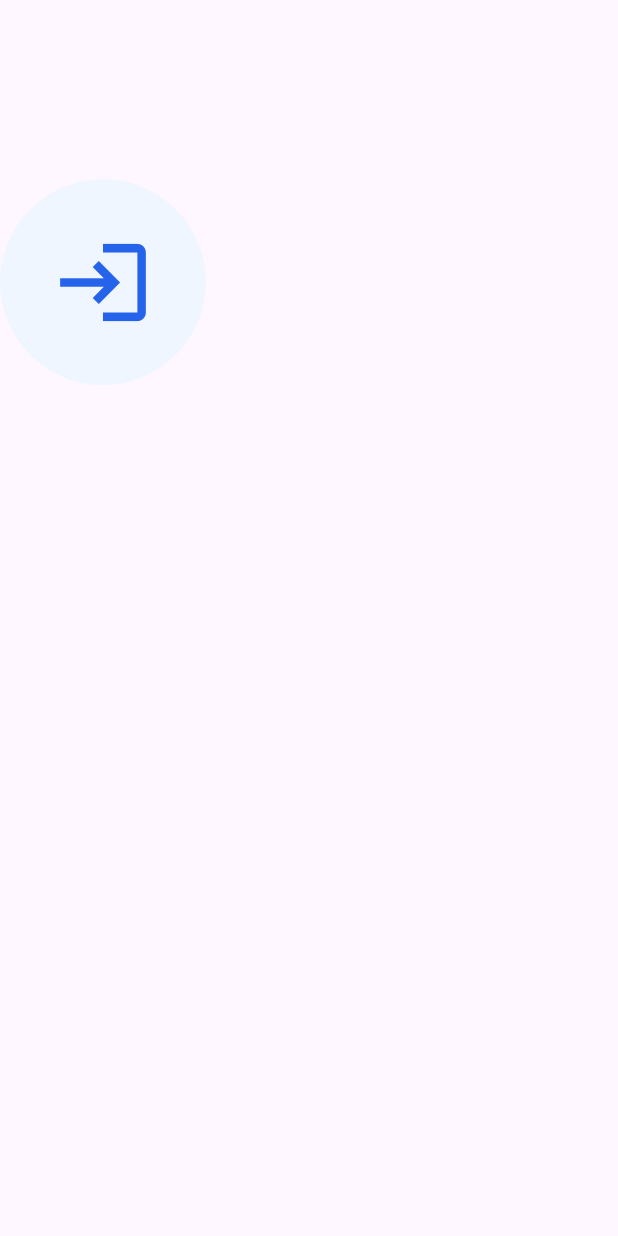
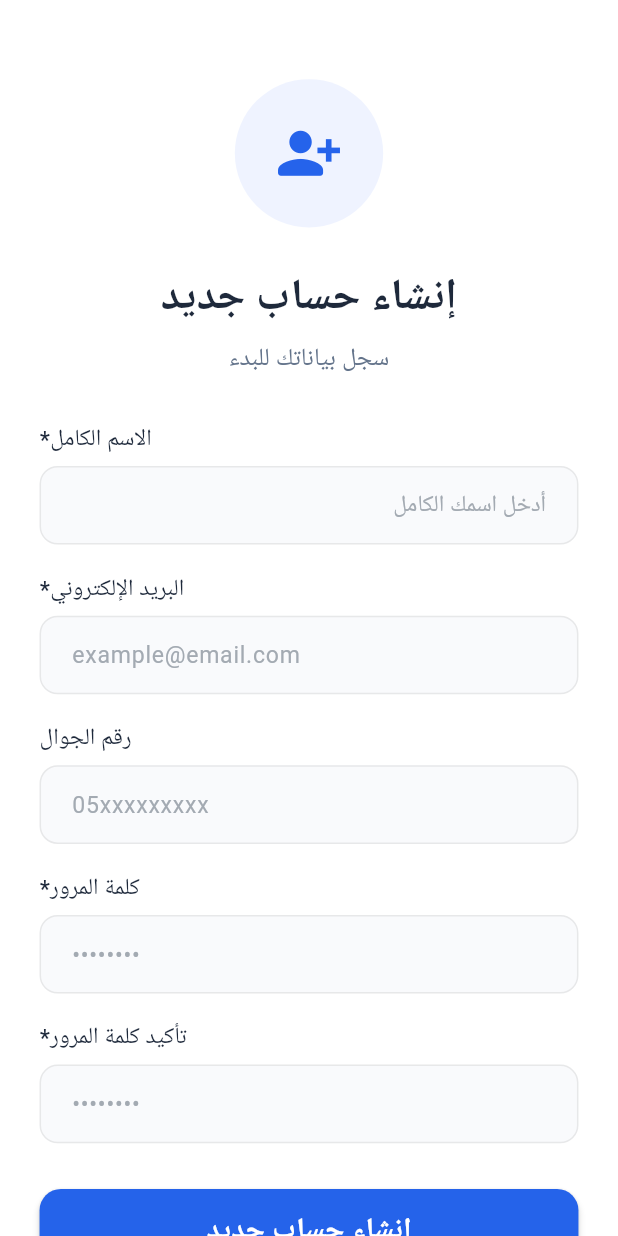
Before and after one commit to gerges46/smart_wash, a Flutter app: the screen it shows after launch, on a phone screen of 412 x 824 dp. Run offline on Flutter 3.47's test engine with Material 3 defaults, Android fonts, the phone set to English and light mode, and no system bars; our stand-ins replace dio, flutter_screenutil.

Commit message:
made register screen ui

```diff
--- a/lib/core/constants/app_color.dart
+++ b/lib/core/constants/app_color.dart
@@ -1,8 +1,19 @@
 import 'dart:ui';
+
+import 'package:flutter/material.dart';
 
 class AppColor {
   static const circleAvatarIconColor = Color(0xffEFF6FF);
-  static const loginButtonColor=Color(0xff2563EA);
-  static const fillFiledColor=Color(0xffF9FAFC);
-  static const hintTextColor=Color(0xffA3AAB2);
+  static const loginButtonColor = Color(0xff2563EA);
+  static const fillFiledColor = Color(0xffF9FAFC);
+  static const hintTextColor = Color(0xffA3AAB2);
+
+  static const Color primaryColor = Color(0xFF2563EB);
+  static const Color backgroundColor = Colors.white;
+  static const Color inputFillColor = Color(0xFFF9FAFB);
+  static const Color textPrimary = Color(0xFF1E293B);
+  static const Color textSecondary = Color(0xFF64748B);
+  static const Color iconBackground = Color(0xFFEFF3FF);
+
+  static final BorderRadius borderRadius = BorderRadius.circular(12);
 }
--- a/lib/core/constants/app_strings.dart
+++ b/lib/core/constants/app_strings.dart
@@ -1,3 +1,20 @@
 class AppStrings {
   static const String noRouteFound = "No Route Found";
+  // Titles
+  static const String registerTitle = "إنشاء حساب جديد";
+  static const String registerSubtitle = "سجل بياناتك للبدء";
+  static const String fullName = "*الاسم الكامل";
+  static const String email = "*البريد الإلكتروني";
+  static const String phone = "رقم الجوال";
+  static const String password = "*كلمة المرور";
+  static const String confirmPassword = "*تأكيد كلمة المرور ";
+  static const String registerButton = "إنشاء حساب";
+  static const String haveAccount = "لديك حساب بالفعل؟ ";
+  static const String loginNow = "سجل دخولك";
+
+  // Hints
+  static const String nameHint = "أدخل اسمك الكامل";
+  static const String emailHint = "example@email.com";
+  static const String phoneHint = "05xxxxxxxxx";
+  static const String passwordHint = "••••••••";
 }
--- a/lib/core/constants/value_manager.dart
+++ b/lib/core/constants/value_manager.dart
@@ -28,6 +28,7 @@ class AppPadding {
   static const double p24 = 24.0;
   static const double p26 = 26.0;
   static const double p28 = 28.0;
+  static const double p32 = 32.0;
 }
 
 class AppSize {
@@ -46,6 +47,7 @@ class AppSize {
   static const double s20 = 20.0;
   static const double s22 = 22.0;
   static const double s24 = 24.0;
+  static const double s25 = 25.0;
   static const double s26 = 26.0;
   static const double s30 = 30.0;
   static const double s32 = 32.0;
@@ -53,6 +55,7 @@ class AppSize {
   static const double s40 = 40.0;
   static const double s43 = 43.0;
   static const double s44 = 44.0;
+  static const double s45 = 45.0;
   static const double s46 = 46.0;
   static const double s50 = 50.0;
   static const double s55 = 55.0;
@@ -62,6 +65,7 @@ class AppSize {
   static const double s70 = 70.0;
   static const double s80 = 80.0;
   static const double s86 = 86.0;
+  static const double s90 = 90.0;
   static const double s100 = 100.0;
   static const double s110 = 110.0;
   static const double s120 = 120.0;
--- a/lib/core/routes/app_router.dart
+++ b/lib/core/routes/app_router.dart
@@ -1,25 +1,26 @@
-
 import 'package:flutter/material.dart';
 import 'package:smart_clean/core/constants/app_strings.dart';
 import 'package:smart_clean/features/auth/views/login_view.dart';
+import 'package:smart_clean/features/auth/views/register_view.dart';
 
 class Routes {
   static const String splashRoute = "/";
   static const String loginRoute = "/login";
-
+  static const String registerRoute = "/register";
 }
 
 class RouteGenerator {
   static Route<dynamic> getRoute(RouteSettings settings) {
     switch (settings.name) {
-        // case Routes.splashRoute:
-        //   return MaterialPageRoute(builder: (_) => const SplashView());
+      // case Routes.splashRoute:
+      //   return MaterialPageRoute(builder: (_) => const SplashView());
 
       case Routes.loginRoute:
         return MaterialPageRoute(builder: (_) => const LoginView());
+      case Routes.registerRoute:
+        return MaterialPageRoute(builder: (_) => const RegisterView());
 
       default:
-
         return unDefinedRoute();
     }
   }
--- a/lib/core/theme/app_theme.dart
+++ /dev/null
@@ -1,3 +0,0 @@
-class AppTheme{
-
-}
--- /dev/null
+++ b/lib/features/auth/views/register_view.dart
@@ -0,0 +1,108 @@
+import 'package:flutter/material.dart';
+import 'package:flutter_screenutil/flutter_screenutil.dart';
+import 'package:smart_clean/core/constants/app_color.dart';
+import 'package:smart_clean/core/constants/app_strings.dart';
+import 'package:smart_clean/core/constants/value_manager.dart';
+import 'package:smart_clean/core/routes/app_router.dart';
+import 'package:smart_clean/features/auth/views/widgets/register/register_button.dart';
+import 'package:smart_clean/features/auth/views/widgets/register/register_header.dart';
+import 'package:smart_clean/features/auth/views/widgets/register/register_text_field.dart';
+
+class RegisterView extends StatelessWidget {
+  const RegisterView({super.key});
+
+  @override
+  Widget build(BuildContext context) {
+    return Scaffold(
+      backgroundColor: AppColor.backgroundColor,
+      body: SafeArea(
+        child: SingleChildScrollView(
+          padding: EdgeInsets.symmetric(
+            horizontal: AppPadding.p24.w,
+            vertical: AppPadding.p32.h,
+          ),
+          child: Column(
+            crossAxisAlignment: CrossAxisAlignment.center,
+            children: [
+              const RegisterHeader(),
+
+              SizedBox(height: AppSize.s30.h),
+
+              // 🧾 الحقول
+              const RegisterTextField(
+                label: AppStrings.fullName,
+                hint: AppStrings.nameHint,
+                keyboard: TextInputType.name,
+                isNameField: true,
+              ),
+              SizedBox(height: AppSize.s18.h),
+
+              const RegisterTextField(
+                label: AppStrings.email,
+                hint: AppStrings.emailHint,
+                keyboard: TextInputType.emailAddress,
+              ),
+              SizedBox(height: AppSize.s18.h),
+
+              const RegisterTextField(
+                label: AppStrings.phone,
+                hint: AppStrings.phoneHint,
+                keyboard: TextInputType.phone,
+              ),
+              SizedBox(height: AppSize.s18.h),
+
+              const RegisterTextField(
+                label: AppStrings.password,
+                hint: AppStrings.passwordHint,
+                obscure: true,
+              ),
+              SizedBox(height: AppSize.s18.h),
+
+              const RegisterTextField(
+                label: AppStrings.confirmPassword,
+                hint: AppStrings.passwordHint,
+                obscure: true,
+              ),
+
+              SizedBox(height: AppSize.s30.h),
+
+              const RegisterButton(),
+
+              SizedBox(height: AppSize.s25.h),
+
+              // 🔵 سجل دخولك
+              Row(
+                mainAxisAlignment: MainAxisAlignment.center,
+                children: [
+                  Text(
+                    AppStrings.haveAccount,
+                    style: TextStyle(
+                      fontSize: 14.sp,
+                      color: AppColor.textSecondary,
+                    ),
+                  ),
+                  GestureDetector(
+                    onTap: () {
+                      Navigator.pushReplacementNamed(
+                        context,
+                        Routes.loginRoute,
+                      );
+                    },
+                    child: Text(
+                      AppStrings.loginNow,
+                      style: TextStyle(
+                        fontSize: 14.sp,
+                        color: AppColor.primaryColor,
+                        fontWeight: FontWeight.bold,
+                      ),
+                    ),
+                  ),
+                ],
+              ),
+            ],
+          ),
+        ),
+      ),
+    );
+  }
+}
--- /dev/null
+++ b/lib/features/auth/views/widgets/register/register_button.dart
@@ -0,0 +1,37 @@
+import 'package:flutter/material.dart';
+import 'package:flutter_screenutil/flutter_screenutil.dart';
+import 'package:smart_clean/core/constants/app_color.dart';
+import 'package:smart_clean/core/constants/app_strings.dart';
+import 'package:smart_clean/core/constants/value_manager.dart';
+
+class RegisterButton extends StatelessWidget {
+  const RegisterButton({super.key});
+
+  @override
+  Widget build(BuildContext context) {
+    return SizedBox(
+      width: double.infinity,
+      height: AppSize.s55.h,
+      child: ElevatedButton(
+        style: ElevatedButton.styleFrom(
+          backgroundColor: AppColor.loginButtonColor,
+          shape: RoundedRectangleBorder(
+            borderRadius: BorderRadius.circular(AppSize.s14.r),
+          ),
+          elevation: 2,
+        ),
+        onPressed: () {
+          // TODO: تنفيذ عملية التسجيل
+        },
+        child: Text(
+          AppStrings.registerTitle,
+          style: TextStyle(
+            fontSize: 18.sp,
+            fontWeight: FontWeight.bold,
+            color: Colors.white,
+          ),
+        ),
+      ),
+    );
+  }
+}
--- /dev/null
+++ b/lib/features/auth/views/widgets/register/register_header.dart
@@ -0,0 +1,45 @@
+import 'package:flutter/material.dart';
+import 'package:flutter_screenutil/flutter_screenutil.dart';
+import 'package:smart_clean/core/constants/app_color.dart';
+import 'package:smart_clean/core/constants/app_strings.dart';
+import 'package:smart_clean/core/constants/value_manager.dart';
+
+class RegisterHeader extends StatelessWidget {
+  const RegisterHeader({super.key});
+
+  @override
+  Widget build(BuildContext context) {
+    return Column(
+      children: [
+        SizedBox(height: AppSize.s20.h),
+        Container(
+          width: AppSize.s90.w,
+          height: AppSize.s90.w,
+          decoration: const BoxDecoration(
+            color: AppColor.iconBackground,
+            shape: BoxShape.circle,
+          ),
+          child: const Icon(
+            Icons.person_add_alt_1_rounded,
+            color: AppColor.primaryColor,
+            size: AppSize.s45,
+          ),
+        ),
+        SizedBox(height: AppSize.s25.h),
+        Text(
+          AppStrings.registerTitle,
+          style: TextStyle(
+            fontSize: 26.sp,
+            fontWeight: FontWeight.bold,
+            color: AppColor.textPrimary,
+          ),
+        ),
+        SizedBox(height: AppSize.s8.h),
+        Text(
+          AppStrings.registerSubtitle,
+          style: TextStyle(fontSize: 15.sp, color: AppColor.textSecondary),
+        ),
+      ],
+    );
+  }
+}
--- /dev/null
+++ b/lib/features/auth/views/widgets/register/register_text_field.dart
@@ -0,0 +1,69 @@
+import 'package:flutter/material.dart';
+import 'package:flutter_screenutil/flutter_screenutil.dart';
+import 'package:smart_clean/core/constants/app_color.dart';
+import 'package:smart_clean/core/constants/value_manager.dart';
+
+class RegisterTextField extends StatelessWidget {
+  final String label;
+  final String hint;
+  final TextInputType keyboard;
+  final bool obscure;
+  final bool isNameField;
+
+  const RegisterTextField({
+    super.key,
+    required this.label,
+    required this.hint,
+    this.keyboard = TextInputType.text,
+    this.obscure = false,
+    this.isNameField = false,
+  });
+
+  @override
+  Widget build(BuildContext context) {
+    return Column(
+      crossAxisAlignment: CrossAxisAlignment.start,
+      children: [
+        Text(
+          label,
+          textAlign: TextAlign.left,
+          style: TextStyle(
+            fontSize: 14.sp,
+            fontWeight: FontWeight.w500,
+            color: AppColor.textPrimary,
+          ),
+        ),
+        SizedBox(height: 6.h),
+        TextField(
+          keyboardType: keyboard,
+          obscureText: obscure,
+          textAlign: isNameField ? TextAlign.right : TextAlign.left,
+          decoration: InputDecoration(
+            hintText: hint,
+            hintStyle: TextStyle(
+              color: AppColor.hintTextColor,
+              fontSize: 14.sp,
+            ),
+            filled: true,
+            fillColor: AppColor.fillFiledColor,
+            contentPadding: EdgeInsets.symmetric(
+              vertical: AppPadding.p14.h,
+              horizontal: AppPadding.p16.w,
+            ),
+            enabledBorder: OutlineInputBorder(
+              borderRadius: AppColor.borderRadius,
+              borderSide: BorderSide(
+                color: Colors.grey.withOpacity(0.2),
+                width: 1.0,
+              ),
+            ),
+            focusedBorder: OutlineInputBorder(
+              borderRadius: AppColor.borderRadius,
+              borderSide: BorderSide(color: AppColor.primaryColor, width: 1.5),
+            ),
+          ),
+        ),
+      ],
+    );
+  }
+}
--- a/lib/main.dart
+++ b/lib/main.dart
@@ -1,6 +1,28 @@
 import 'package:flutter/material.dart';
-import 'package:smart_clean/app/app.dart';
+import 'package:flutter_screenutil/flutter_screenutil.dart';
+import 'package:smart_clean/core/routes/app_router.dart';
 
-void main() {
-  runApp(const MyApp());
+void main() async {
+  WidgetsFlutterBinding.ensureInitialized();
+
+  runApp(
+    ScreenUtilInit(
+      designSize: const Size(375, 812), // مقاس تصميمك الأساسي (iPhone X مثلاً)
+      builder: (context, child) => const MyApp(),
+    ),
+  );
 }
+
+class MyApp extends StatelessWidget {
+  const MyApp({super.key});
+
+  @override
+  Widget build(BuildContext context) {
+    return MaterialApp(
+      debugShowCheckedModeBanner: false,
+      title: 'Mr. App',
+      onGenerateRoute: RouteGenerator.getRoute,
+      initialRoute: Routes.registerRoute,
+    );
+  }
+}
```
